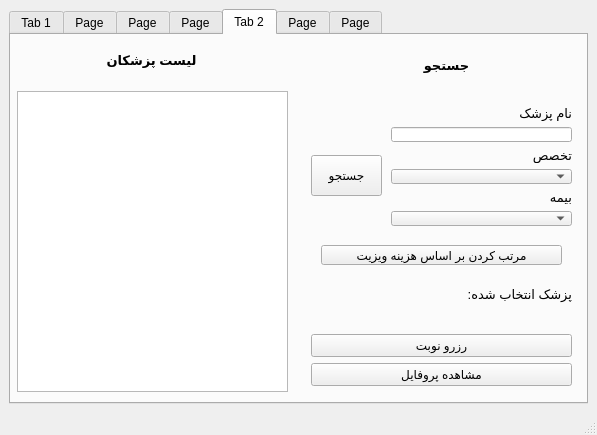
Before: the Qt Designer form tap.ui in m98z/doctor_appointment, drawn with Qt 5.
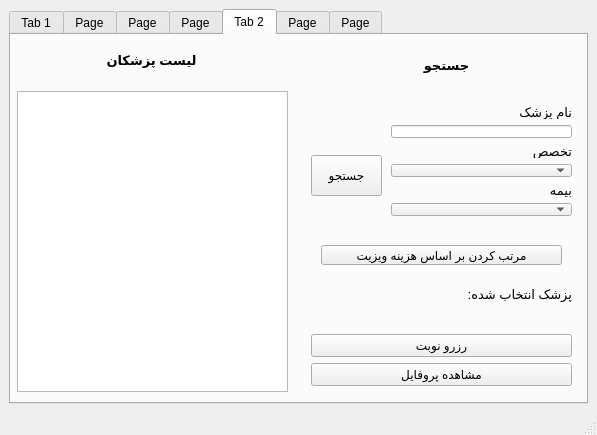
After: the same form once the commit is applied. The open tabs and pages were chosen to show the change.

Commit message: Complete user profile panel

```diff
--- a/tap.ui
+++ b/tap.ui
@@ -850,13 +850,13 @@
          <string>مرتب کردن بر اساس هزینه ویزیت</string>
         </property>
        </widget>
-       <widget class="QWidget" name="">
+       <widget class="QWidget" name="layoutWidget">
         <property name="geometry">
          <rect>
           <x>380</x>
           <y>70</y>
           <width>181</width>
-          <height>121</height>
+          <height>111</height>
          </rect>
         </property>
         <layout class="QVBoxLayout" name="verticalLayout_6">
@@ -909,7 +909,7 @@
          </item>
         </layout>
        </widget>
-       <widget class="QWidget" name="">
+       <widget class="QWidget" name="layoutWidget">
         <property name="geometry">
          <rect>
           <x>300</x>
```
Left out of the diff: 6 changed lines with no effect on the pictures. The commit also changes 6 other files.
